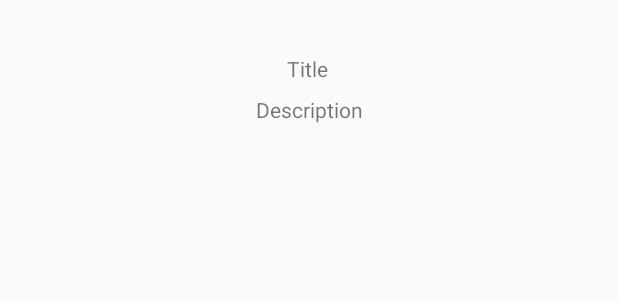
After one commit to kundacina-m/BookRetriever, an Android app: the layout activity_bookdetails.xml on its own in the app's theme, with its tools: preview values and no code run, on a phone screen of 412 x 824 dp. The commit adds this screen. Shown: the top 300 px of the screen. Run offline under Robolectric (Android 15) with nearby library versions, the phone set to English and light mode, and no system bars.

Commit message:
Fixed offline issue with room, added details activity, bug with primaray key detected

```diff
--- a/app/src/main/AndroidManifest.xml
+++ b/app/src/main/AndroidManifest.xml
@@ -21,6 +21,7 @@
             </intent-filter>
         </activity>
         <activity android:name=".ui.MvvmActivity"></activity>
+        <activity android:name=".ui.activity.BookDetailsActivity"></activity>
 
     </application>
 
--- a/app/src/main/java/com/example/internship/internship/repository/BookRepository.kt
+++ b/app/src/main/java/com/example/internship/internship/repository/BookRepository.kt
@@ -16,6 +16,10 @@ class BookRepository(private val bookApi: BookApi, private val bookDao: BookDao)
                 getBooksFromApi())
     }
 
+    fun getBookByIdFromDb(id: Int): Book{
+            return bookDao.getBookById(id)
+
+    }
 
     private fun getBooksFromDb(): Observable<List<Book>> {
         return bookDao.getBooks().filter { it.isNotEmpty() }
--- a/app/src/main/java/com/example/internship/internship/repository/db/BookDao.kt
+++ b/app/src/main/java/com/example/internship/internship/repository/db/BookDao.kt
@@ -28,4 +28,7 @@ interface BookDao {
     @Query("delete from books")
     fun deleteAllBooks()
 
+    @Query("select * from books where idBook in (:id)")
+    fun getBookById(id: Int): Book
+
 }
--- a/app/src/main/java/com/example/internship/internship/repository/db/BooksDatabase.kt
+++ b/app/src/main/java/com/example/internship/internship/repository/db/BooksDatabase.kt
@@ -4,7 +4,7 @@ import android.arch.persistence.room.Database
 import android.arch.persistence.room.RoomDatabase
 import com.example.internship.internship.model.Book
 
-@Database(entities = [(Book::class)], version = 1, exportSchema = false)
+@Database(entities = [(Book::class)], version = 1)
 abstract class BooksDatabase : RoomDatabase() {
 
     /**
--- a/app/src/main/java/com/example/internship/internship/ui/BooksListViewModel.kt
+++ b/app/src/main/java/com/example/internship/internship/ui/BooksListViewModel.kt
@@ -9,6 +9,12 @@ class BooksListViewModel(private val bookRepository: BookRepository) {
 
     fun getBooks(): Observable<List<Book>> {
         return bookRepository.getBooks()
+                .map { it }
+                .onErrorReturn { emptyList() }
+    }
+
+    fun getBookById(id: Int): Book{
+        return bookRepository.getBookByIdFromDb(id)
     }
 
 }
--- a/app/src/main/java/com/example/internship/internship/ui/activity/HomeActivity.kt
+++ b/app/src/main/java/com/example/internship/internship/ui/activity/HomeActivity.kt
@@ -1,5 +1,6 @@
 package com.example.internship.internship.ui.activity
 
+import android.content.Intent
 import android.os.Bundle
 import android.support.v7.widget.LinearLayoutManager
 import android.support.v7.widget.RecyclerView
@@ -44,10 +45,13 @@ class HomeActivity : MvvmActivity(),BooksAdapter.OnItemClickListener {
     }
 
     private fun showBooks(data: List<Book>) {
+        if (!data.isEmpty())
        booksAdapter!!.addBooks(data)
     }
 
     override fun onItemClick(book: Book) {
-        TODO("not implemented") //To change body of created functions use File | Settings | File Templates.
+        var intent = Intent(applicationContext, BookDetailsActivity::class.java)
+        intent.putExtra("idBook", book.id)
+        startActivity(intent)
     }
 }
--- /dev/null
+++ b/app/src/main/res/layout/activity_bookdetails.xml
@@ -0,0 +1,34 @@
+<?xml version="1.0" encoding="utf-8"?>
+<android.support.constraint.ConstraintLayout
+    xmlns:android="http://schemas.android.com/apk/res/android"
+    xmlns:app="http://schemas.android.com/apk/res-auto"
+    xmlns:tools="http://schemas.android.com/tools"
+    android:layout_width="match_parent"
+    android:layout_height="match_parent">
+
+    <TextView
+        android:id="@+id/tvTitle"
+        android:layout_width="wrap_content"
+        android:layout_height="wrap_content"
+        android:layout_marginStart="16dp"
+        android:layout_marginTop="36dp"
+        android:layout_marginEnd="8dp"
+        android:text="Title"
+        app:layout_constraintEnd_toEndOf="parent"
+        app:layout_constraintHorizontal_bias="0.486"
+        app:layout_constraintStart_toStartOf="parent"
+        app:layout_constraintTop_toTopOf="parent" />
+
+    <TextView
+        android:id="@+id/tvDesc"
+        android:layout_width="71dp"
+        android:layout_height="wrap_content"
+        android:layout_marginStart="8dp"
+        android:layout_marginTop="8dp"
+        android:layout_marginEnd="8dp"
+        android:text="Description"
+        app:layout_constraintEnd_toEndOf="parent"
+        app:layout_constraintStart_toStartOf="parent"
+        app:layout_constraintTop_toBottomOf="@+id/tvTitle" />
+
+</android.support.constraint.ConstraintLayout>
```
Also changed, not shown: app/src/main/java/com/example/internship/internship/ui/activity/BookDetailsActivity.kt (added, +31 -0 lines).
